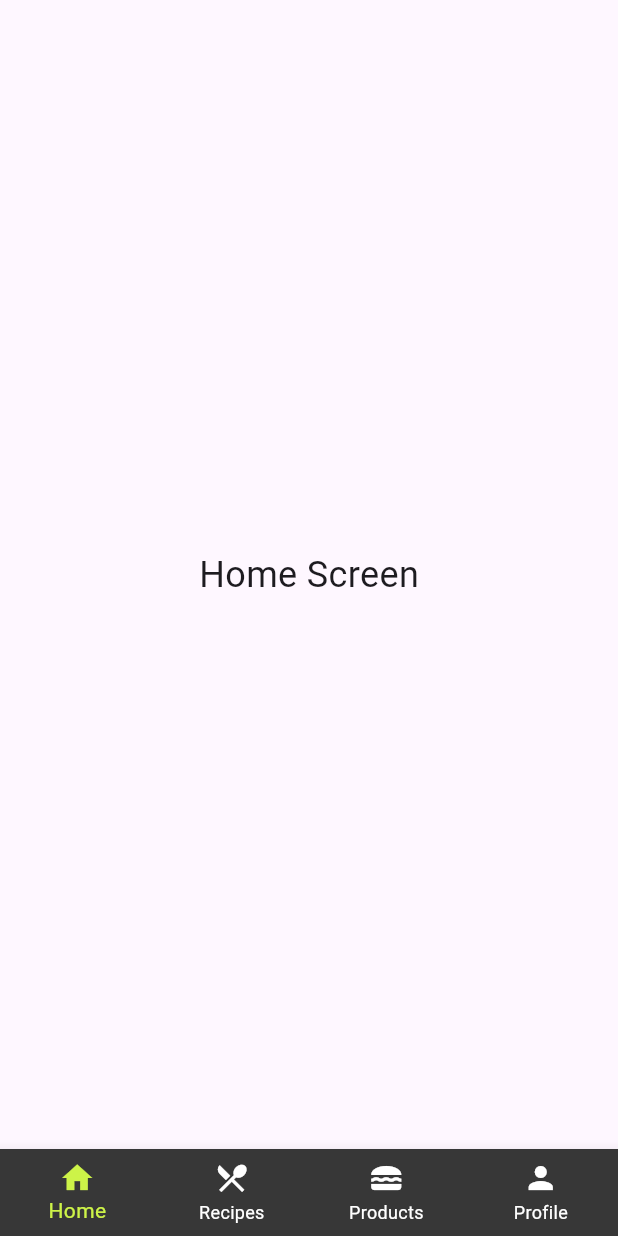
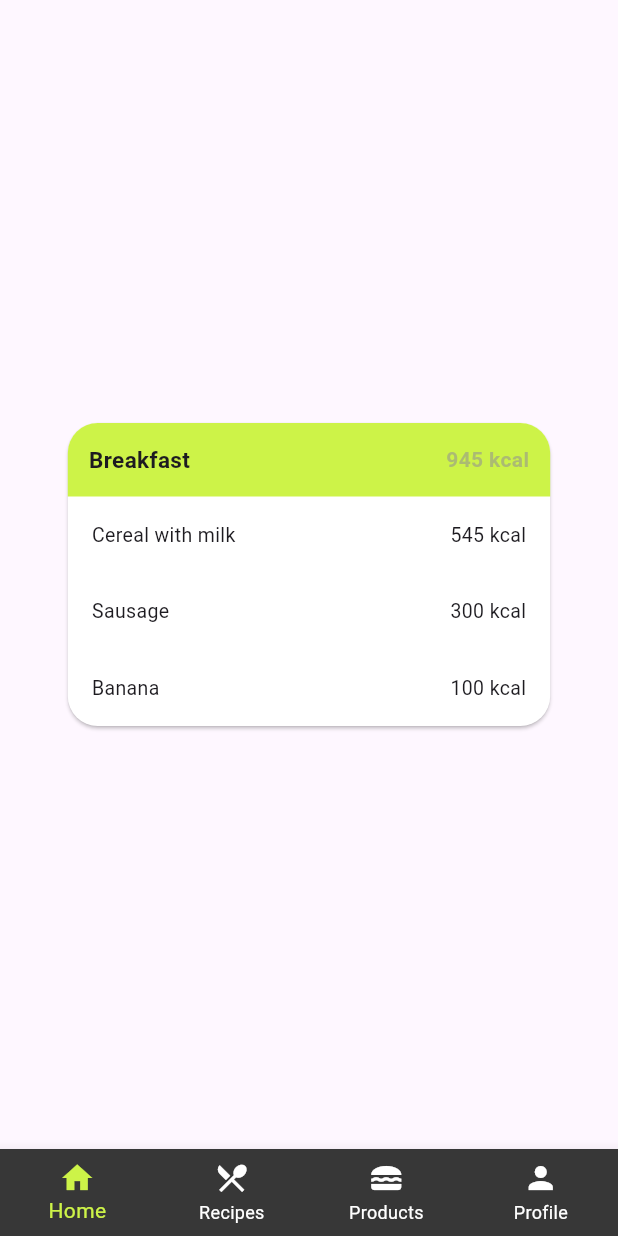
Before and after one commit to jaqubm/calorieCounter_frontend, a Flutter app: the HomePage screen opened directly, on a phone screen of 412 x 824 dp. Run offline on Flutter 3.47's test engine with Material 3 defaults, Android fonts, the phone set to English and light mode, and no system bars; our stand-ins replace flutter_dotenv, google_sign_in, shared_preferences; accounts and stored records are empty.

Commit message:
dish widget view

```diff
--- a/lib/colors.dart
+++ b/lib/colors.dart
@@ -3,4 +3,5 @@ import 'dart:ui';
 class AppColors {
   static const Color primaryColor = Color(0xFFCDF348);
   static const Color blackNavbarColor = Color(0xFF373737);
+  static const Color grayTextColor = Color(0x92929292);
 }
--- a/lib/screens/home_screen.dart
+++ b/lib/screens/home_screen.dart
@@ -1,11 +1,21 @@
 import 'package:flutter/material.dart';
+
+import '../widgets/dish_section.dart';
 
 
 class HomeScreen extends StatelessWidget {
   @override
   Widget build(BuildContext context) {
     return Center(
-      child: Text('Home Screen', style: TextStyle(fontSize: 24)),
+      child: MealCard(
+          mealType: 'Breakfast',
+          totalCalories: 945,
+          ingredients: [
+            {'name': 'Cereal with milk', 'calories': 545},
+            {'name': 'Sausage', 'calories': 300},
+            {'name': 'Banana', 'calories': 100},
+          ],
+        ),
     );
   }
 }
--- a/lib/services/auth_service.dart
+++ b/lib/services/auth_service.dart
@@ -38,7 +38,8 @@ class AuthService {
         SharedPreferences prefs = await SharedPreferences.getInstance();
         await prefs.setString('idToken', idToken!);
 
-        return idToken;      }
+        return idToken;
+      }
     } catch (error) {
       print(error);
     }
--- /dev/null
+++ b/lib/widgets/dish_section.dart
@@ -0,0 +1,100 @@
+import 'package:flutter/material.dart';
+import 'package:caloriecounter/colors.dart';
+
+class MealCard extends StatelessWidget {
+  final String mealType;
+  final int totalCalories;
+  final List<Map<String, dynamic>> ingredients;
+
+  MealCard({
+    required this.mealType,
+    required this.totalCalories,
+    required this.ingredients,
+  });
+
+  @override
+  Widget build(BuildContext context) {
+    return Container(
+      width: MediaQuery.of(context).size.width * 0.8,
+      child: Card(
+        shape: RoundedRectangleBorder (
+          borderRadius: BorderRadius.circular(20),
+        ),
+        color: Color(0xFFFFFFFF),
+          child: Column(
+            mainAxisSize: MainAxisSize.min,
+            children: [
+              Container(
+                decoration: BoxDecoration(
+                  color: AppColors.primaryColor,
+                  borderRadius: BorderRadius.only(
+                    topLeft: Radius.circular(20.0),
+                    topRight: Radius.circular(20.0),
+                  ),
+                ),
+                child: Padding(
+                  padding: EdgeInsets.all(14.0),
+
+                  child: Row(
+                    mainAxisAlignment: MainAxisAlignment.spaceBetween,
+                    children: [
+                      Expanded(
+                          child: Text(
+                          mealType,
+                          style: TextStyle(
+                            fontSize: 15,
+                            fontWeight: FontWeight.bold
+                          ),
+                        ),
+                      ),
+
+
+                      Text(
+                        totalCalories.toString() + " kcal",
+                        style: TextStyle(
+                          color: AppColors.grayTextColor,
+                          fontWeight: FontWeight.bold
+                        ),
+                      ),
+                    ],
+                  ),
+
+                ),
+              ),
+
+             ...ingredients.map((ingredient) {
+                final ingredientName = ingredient['name'];
+                final ingredientCalories = ingredient['calories'];
+
+                return Padding(
+                  padding: EdgeInsets.all(16.0),
+                  child: Row(
+                    children: [
+                      Expanded(
+                        child: Text(
+                        ingredientName,
+                          style: TextStyle(
+                            fontSize: 13
+                          ),
+                        )
+                      ),
+
+                    Text(
+                      ingredientCalories.toString() + " kcal",
+                      style: TextStyle(
+                        fontSize: 13
+                      ),
+                    ),
+
+                  ],
+                ),
+              );
+             })
+            ],
+
+          ),
+
+      )
+    );
+  }
+}
```
